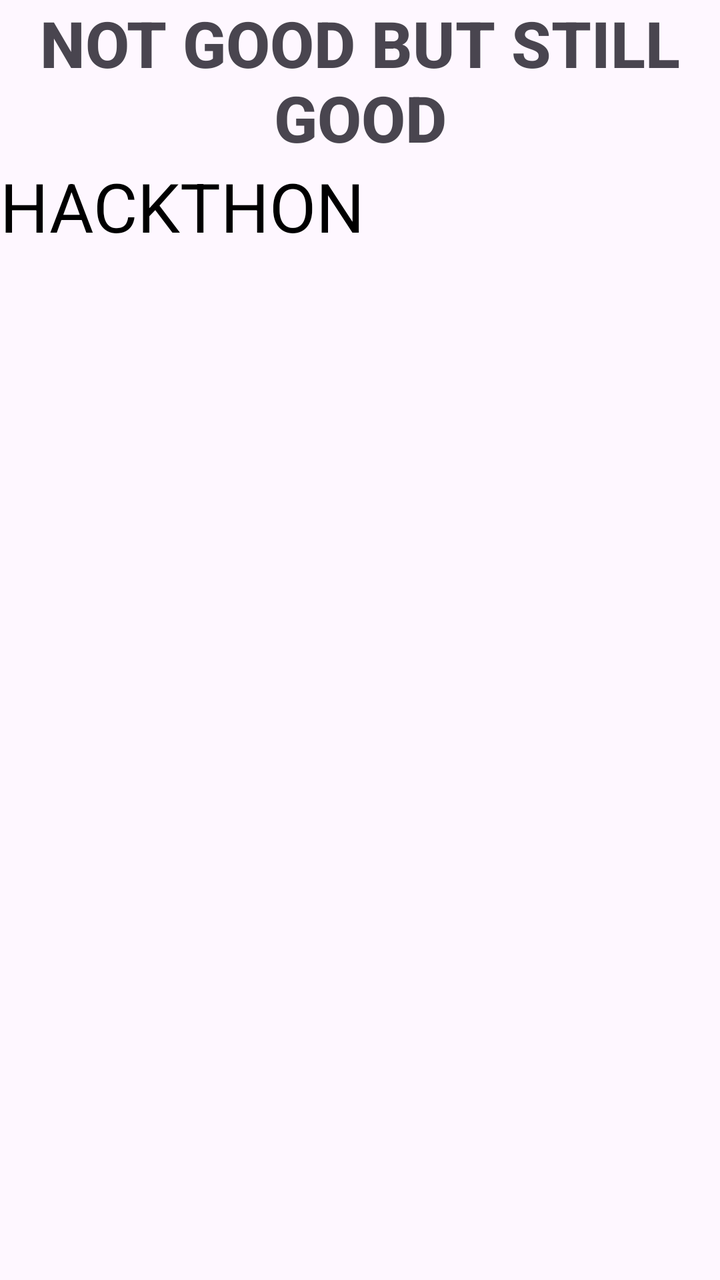
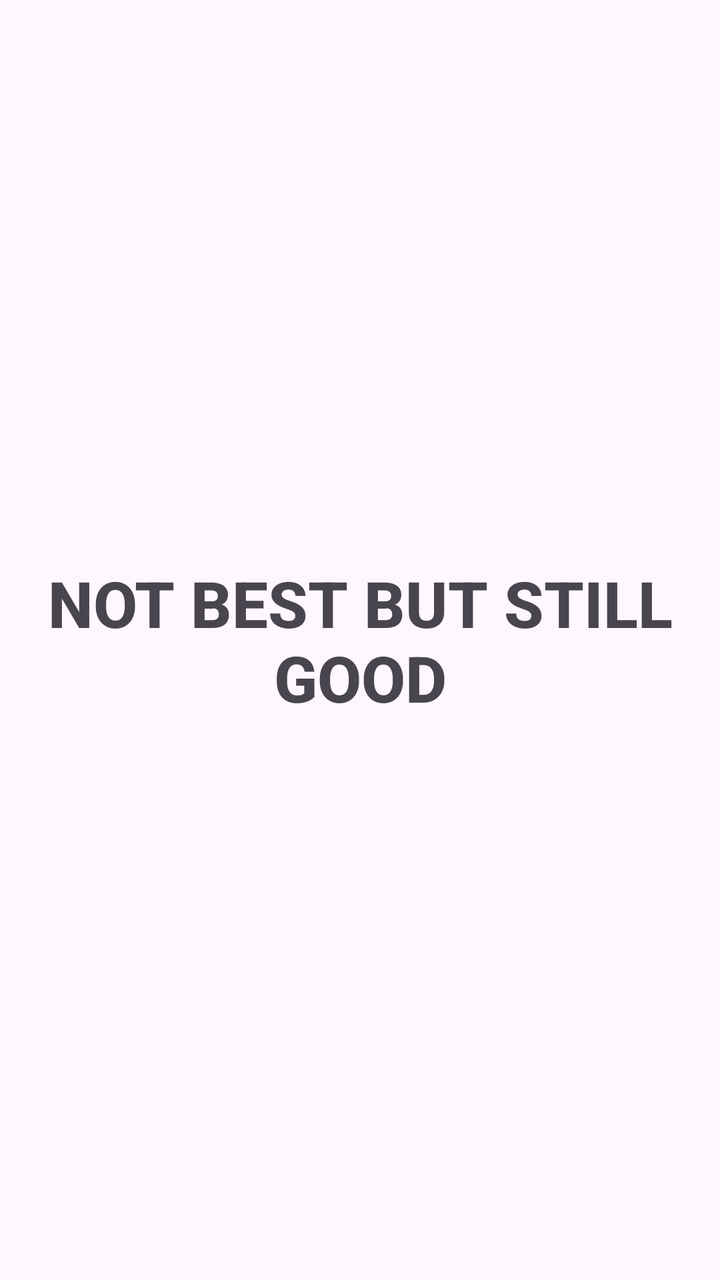

Screens rendered from an Android XML layout before and after an edit, with the pre-edit source and the edit as a unified diff.
<!-- AndroidManifest.xml: application theme Theme.MyApplication -->
<!-- res/layout/activity_main.xml -->
<?xml version="1.0" encoding="utf-8"?>
<LinearLayout
    android:orientation="vertical"
    xmlns:android="http://schemas.android.com/apk/res/android"
    xmlns:app="http://schemas.android.com/apk/res-auto"
    xmlns:tools="http://schemas.android.com/tools"
    android:id="@+id/main"
    android:layout_width="match_parent"
    android:layout_height="match_parent"
    tools:context=".MainActivity">

    <TextView
        android:layout_width="wrap_content"
        android:layout_height="wrap_content"
        android:text="NOT GOOD BUT STILL GOOD"
        android:textSize="32sp"
        android:textStyle="bold"
        android:fontFamily="sans-serif-medium"
        android:gravity="center" />

    <TextView
        android:layout_width="match_parent"
        android:layout_height="wrap_content"
        android:text="HACKTHON "
        android:textColor="@color/black"
        android:textSize="34sp"/>

</LinearLayout>
<!-- resources referenced by this layout -->
<resources>
  <color name="black">#FF000000</color>
  <style name="Theme.MyApplication" parent="Base.Theme.MyApplication" />
  <style name="Base.Theme.MyApplication" parent="Theme.Material3.DayNight.NoActionBar">
          
          
      </style>
</resources>

<!-- the commit's change to res/layout/activity_main.xml (unified diff, before → after) -->
@@ -1,7 +1,5 @@
 <?xml version="1.0" encoding="utf-8"?>
-<LinearLayout
-    android:orientation="vertical"
-    xmlns:android="http://schemas.android.com/apk/res/android"
+<androidx.constraintlayout.widget.ConstraintLayout xmlns:android="http://schemas.android.com/apk/res/android"
     xmlns:app="http://schemas.android.com/apk/res-auto"
     xmlns:tools="http://schemas.android.com/tools"
     android:id="@+id/main"
@@ -12,17 +10,15 @@
     <TextView
         android:layout_width="wrap_content"
         android:layout_height="wrap_content"
-        android:text="NOT GOOD BUT STILL GOOD"
+        android:text="NOT BEST BUT STILL GOOD"
+        app:layout_constraintBottom_toBottomOf="parent"
+        app:layout_constraintEnd_toEndOf="parent"
         android:textSize="32sp"
         android:textStyle="bold"
         android:fontFamily="sans-serif-medium"
-        android:gravity="center" />
+        android:gravity="center"
+        app:layout_constraintStart_toStartOf="parent"
+        app:layout_constraintTop_toTopOf="parent" />
 
-    <TextView
-        android:layout_width="match_parent"
-        android:layout_height="wrap_content"
-        android:text="HACKTHON "
-        android:textColor="@color/black"
-        android:textSize="34sp"/>
 
-</LinearLayout>
+</androidx.constraintlayout.widget.ConstraintLayout>
<!-- resource entries referenced after the edit -->
@@ -1,6 +1,5 @@
 <!-- resources referenced by this layout -->
 <resources>
-  <color name="black">#FF000000</color>
   <style name="Theme.MyApplication" parent="Base.Theme.MyApplication" />
   <style name="Base.Theme.MyApplication" parent="Theme.Material3.DayNight.NoActionBar">
           
